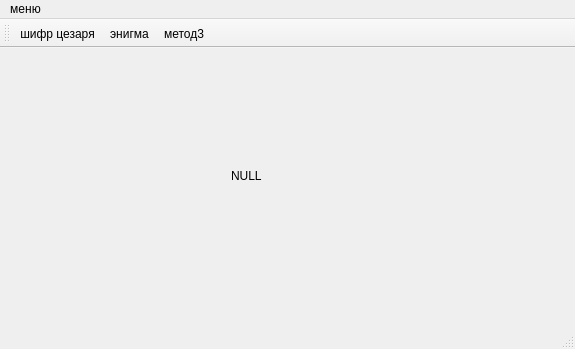
This is mainwindow.ui in JavaWars/textCoding as Qt 5 draws it before an edit. The edited form follows.
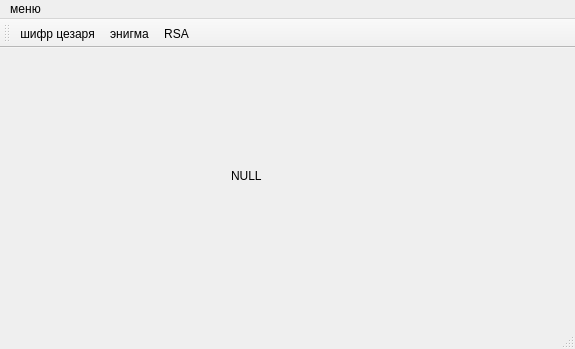
This is the edited form. Icons and pictures are not drawn.

The edit to the form file:
```diff
--- a/mainwindow.ui
+++ b/mainwindow.ui
@@ -94,7 +94,7 @@
      <normaloff>img/BCtYyl0Ykgw.jpg</normaloff>img/BCtYyl0Ykgw.jpg</iconset>
    </property>
    <property name="text">
-    <string>метод3</string>
+    <string>RSA</string>
    </property>
   </action>
  </widget>
```
Left out of the diff: 8 changed lines with no effect on the pictures.
